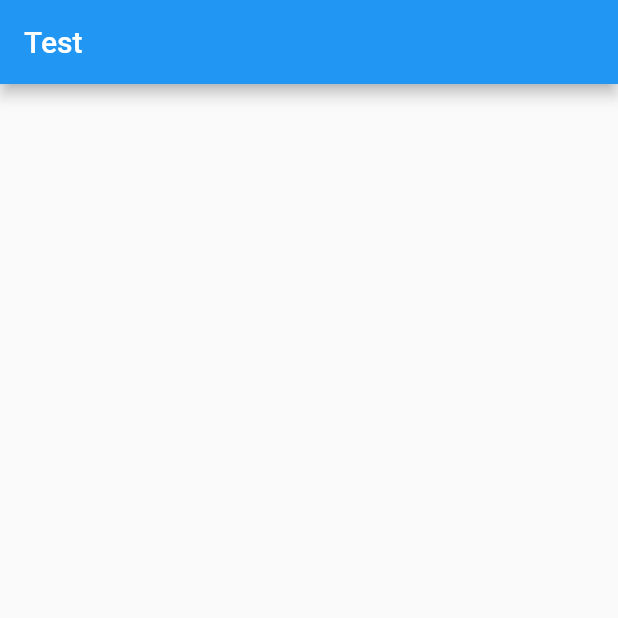
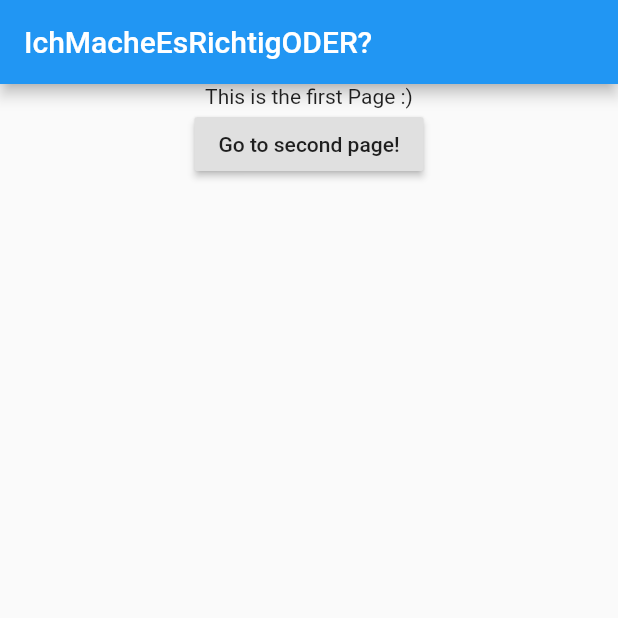
Before and after one commit to suhrmann/Karlorona, a Flutter app: the screen it shows after launch, on a phone screen of 412 x 824 dp, the top half of it. Run offline on Flutter 3.47's test engine with Material 2 defaults, Android fonts, the phone set to English and light mode, and no system bars.

Commit message:
boilerplate für navigation

```diff
--- /dev/null
+++ b/lib/app-container.dart
@@ -0,0 +1,17 @@
+import 'package:flutter/material.dart';
+
+class AppContainer extends StatelessWidget {
+  final Widget body;
+
+  AppContainer({this.body});
+
+  @override
+  Widget build(BuildContext context) {
+    return Scaffold(
+      appBar: AppBar(
+        title: Text("IchMacheEsRichtigODER?"),
+      ),
+      body: body,
+    );
+  }
+}
--- a/lib/main.dart
+++ b/lib/main.dart
@@ -1,4 +1,8 @@
 import 'package:flutter/material.dart';
+
+import './app-container.dart';
+import './pages/first-page.dart';
+import './pages/second-page.dart';
 
 void main() => runApp(IchMacheEsRichtigODER());
 
@@ -10,11 +14,12 @@ class IchMacheEsRichtigODER extends StatelessWidget {
       theme: ThemeData(
         primarySwatch: Colors.blue,
       ),
-      home: Scaffold(
-        appBar: AppBar(
-          title: Text("Test"),
-        ),
-      ),
+      routes: {
+        '/': (context) => AppContainer(
+              body: FirstPage(),
+            ),
+        '/secondpage': (context) => AppContainer(body: SecondPage()),
+      },
     );
   }
 }
--- /dev/null
+++ b/lib/pages/first-page.dart
@@ -0,0 +1,19 @@
+import 'package:flutter/material.dart';
+
+class FirstPage extends StatelessWidget {
+  @override
+  Widget build(BuildContext context) {
+    return Container(
+      child: Column(
+        children: <Widget>[
+          Center(
+            child: Text("This is the first Page :)"),
+          ),
+          RaisedButton(
+              child: Text("Go to second page!"),
+              onPressed: () => Navigator.pushNamed(context, '/secondpage'))
+        ],
+      ),
+    );
+  }
+}
--- /dev/null
+++ b/lib/pages/second-page.dart
@@ -0,0 +1,12 @@
+import 'package:flutter/material.dart';
+
+class SecondPage extends StatelessWidget {
+  @override
+  Widget build(BuildContext context) {
+    return Container(
+      child: Row(
+        children: <Widget>[Text("This is the second page!")],
+      ),
+    );
+  }
+}
```
